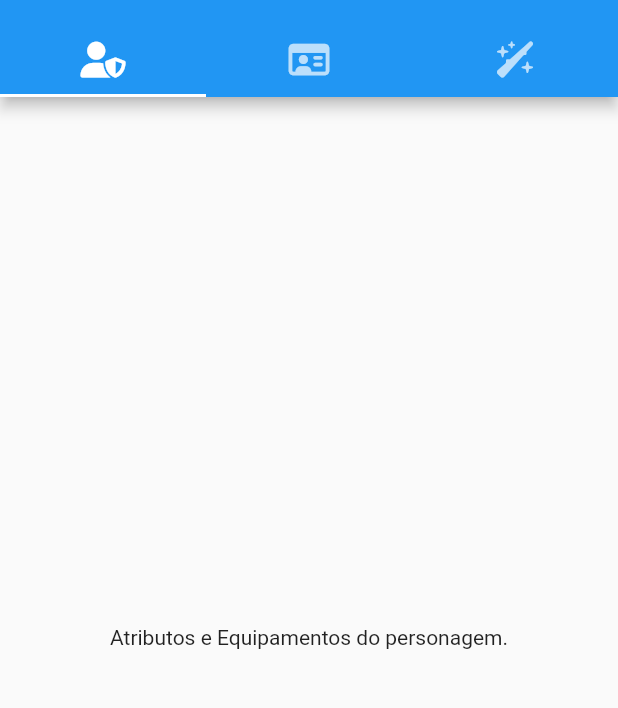
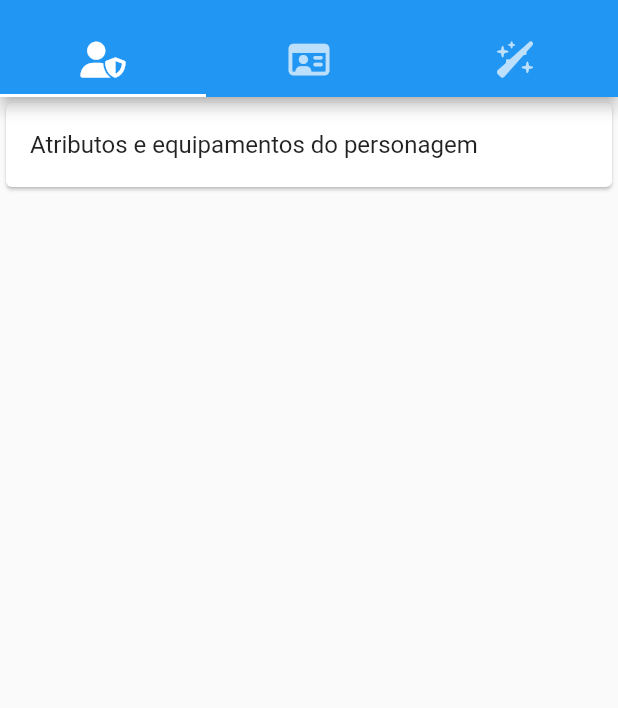
Before and after one commit to BrayanMota/Unitins-MyRPG, a Flutter app: the screen it shows after launch, on a phone screen of 412 x 824 dp, the part 59-767 px from its top. Run offline on Flutter 3.47's test engine with Material 2 defaults, Android fonts, the phone set to English and light mode, and no system bars; our stand-ins replace font_awesome_flutter.

Commit message:
Ajustando diretórios.

```diff
--- a/lib/user/components/character_attributes_tab.dart
+++ b/lib/character/character_attributes_tab.dart
@@ -10,8 +10,14 @@ class CharacterAttributesTab extends StatefulWidget {
 class _CharacterAttributesTabState extends State<CharacterAttributesTab> {
   @override
   Widget build(BuildContext context) {
-    return const Center(
-      child: Text("Atributos e Equipamentos do personagem."),
+    return ListView(
+      children: const <Widget>[
+        Card(
+          child: ListTile(
+            title: Text('Atributos e equipamentos do personagem'),
+          ),
+        ),
+      ],
     );
   }
 }
--- a/lib/home_page.dart
+++ b/lib/home_page.dart
@@ -1,7 +1,7 @@
 import 'package:flutter/material.dart';
-import 'package:my_rpg/user/components/character_tab.dart';
-import 'package:my_rpg/user/components/character_attributes_tab.dart';
-import 'package:my_rpg/user/components/skills_list_tab.dart';
+import 'package:my_rpg/character/character_tab.dart';
+import 'package:my_rpg/character/character_attributes_tab.dart';
+import 'package:my_rpg/character/skills_list_tab.dart';
 import 'package:font_awesome_flutter/font_awesome_flutter.dart';
 
 class HomePage extends StatefulWidget {
```
Also changed, not shown: lib/character/character_tab.dart (renamed from lib/user/components/character_tab.dart), lib/character/skills_list_tab.dart (renamed from lib/user/components/skills_list_tab.dart).
